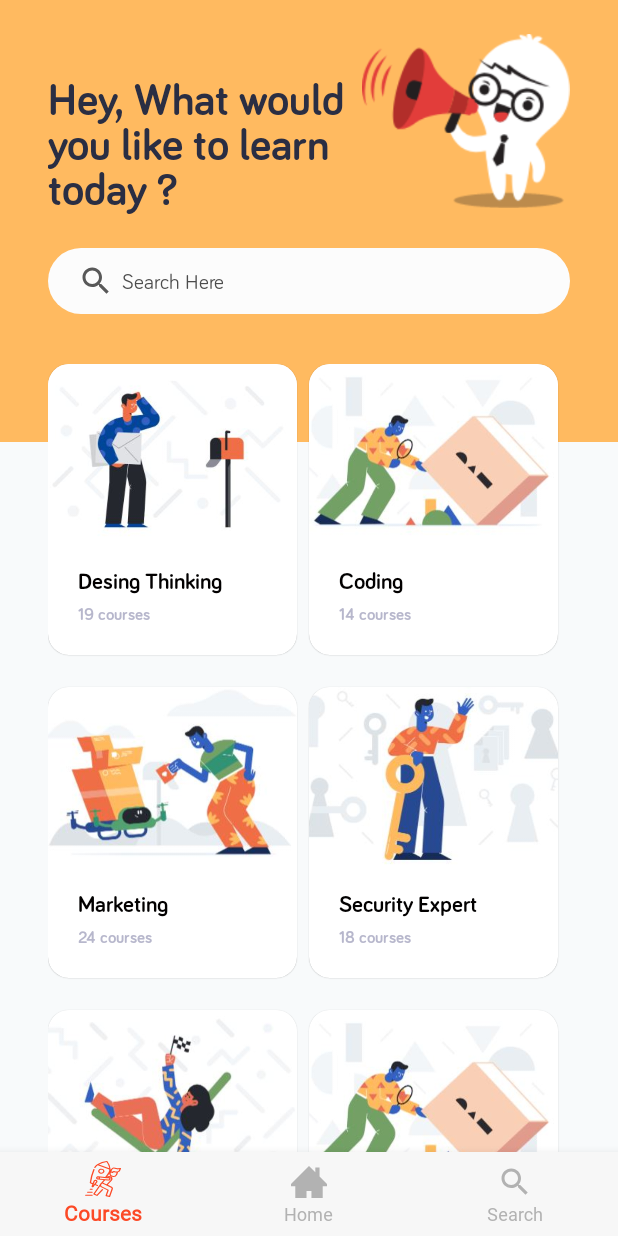
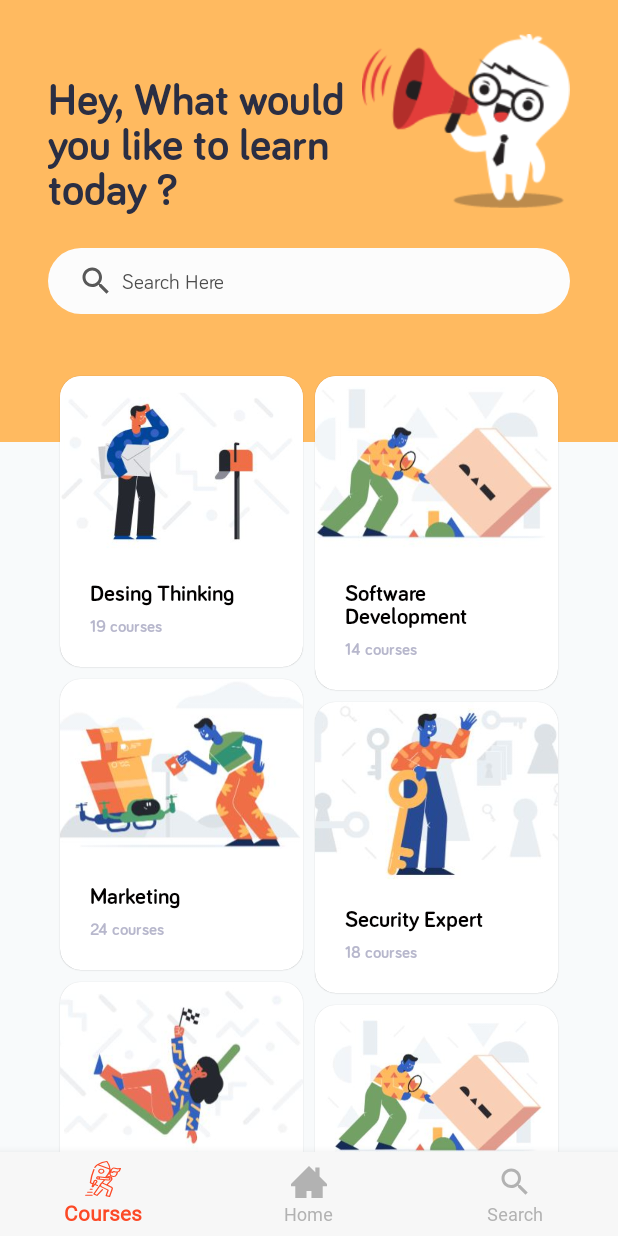
Before and after one commit to rogergcc/AndroidEducationApp, an Android app: the CoursesStaggedFragment screen opened through its navigation route, on a phone screen of 412 x 824 dp. Run offline under Robolectric (Android 15) with nearby library versions, the phone set to English and light mode, and no system bars; our stand-ins replace navigation-ui.

Commit message:
staggedlayout refactor

```diff
--- /dev/null
+++ b/app/src/main/java/com/appsnipp/education/ui/helpers/GridSpacingItemDecoration.java
@@ -0,0 +1,55 @@
+/*
+ * Copyright (c) 2021. rogergcc
+ */
+
+package com.appsnipp.education.ui.helpers;
+
+import android.graphics.Rect;
+import android.view.View;
+
+import androidx.recyclerview.widget.RecyclerView;
+
+public class GridSpacingItemDecoration extends RecyclerView.ItemDecoration {
+
+    private int spanCount;
+    private int spacing;
+    private boolean includeEdge;
+    private int headerNum;
+
+    public GridSpacingItemDecoration(int spanCount, int spacing, boolean includeEdge, int headerNum) {
+        this.spanCount = spanCount;
+        this.spacing = spacing;
+        this.includeEdge = includeEdge;
+        this.headerNum = headerNum;
+    }
+
+    @Override
+    public void getItemOffsets(Rect outRect, View view, RecyclerView parent, RecyclerView.State state) {
+        int position = parent.getChildAdapterPosition(view) - headerNum; // item position
+
+        if (position >= 0) {
+            int column = position % spanCount; // item column
+
+            if (includeEdge) {
+                outRect.left = spacing - column * spacing / spanCount; // spacing - column * ((1f / spanCount) * spacing)
+                outRect.right = (column + 1) * spacing / spanCount; // (column + 1) * ((1f / spanCount) * spacing)
+
+                if (position < spanCount) { // top edge
+                    outRect.top = spacing;
+                }
+                outRect.bottom = spacing; // item bottom
+            } else {
+                outRect.left = column * spacing / spanCount; // column * ((1f / spanCount) * spacing)
+                outRect.right = spacing - (column + 1) * spacing / spanCount; // spacing - (column + 1) * ((1f /    spanCount) * spacing)
+                if (position >= spanCount) {
+                    outRect.top = spacing; // item top
+                }
+            }
+        } else {
+            outRect.left = 0;
+            outRect.right = 0;
+            outRect.top = 0;
+            outRect.bottom = 0;
+        }
+    }
+}
--- a/app/src/main/java/com/appsnipp/education/ui/menucourses/CoursesStaggedFragment.java
+++ b/app/src/main/java/com/appsnipp/education/ui/menucourses/CoursesStaggedFragment.java
@@ -21,6 +21,7 @@ import androidx.recyclerview.widget.StaggeredGridLayoutManager;
 
 import com.appsnipp.education.R;
 import com.appsnipp.education.databinding.FragmentCoursesStaggedBinding;
+import com.appsnipp.education.ui.helpers.GridSpacingItemDecoration;
 import com.appsnipp.education.ui.listeners.CoursesItemClickListener;
 import com.appsnipp.education.ui.model.CourseCard;
 
@@ -38,6 +39,7 @@ public class CoursesStaggedFragment extends Fragment
     public CoursesStaggedFragment() {
         // Required empty public constructor
     }
+
     @Override
     public void onCreate(Bundle savedInstanceState) {
         super.onCreate(savedInstanceState);
@@ -64,7 +66,7 @@ public class CoursesStaggedFragment extends Fragment
                     //U can use a other view with activityresult
                     performSearch();
                     Toast.makeText(mcontext,
-                            "Edt Searching Click: " +  binding.edtSearch.getText().toString().trim(),
+                            "Edt Searching Click: " + binding.edtSearch.getText().toString().trim(),
                             Toast.LENGTH_SHORT).show();
                     return true;
                 }
@@ -72,20 +74,36 @@ public class CoursesStaggedFragment extends Fragment
             }
         });
 
+        StaggeredGridLayoutManager layoutManager =
+                new StaggeredGridLayoutManager(
+                        2,
+                        StaggeredGridLayoutManager.VERTICAL);
+
         binding.rvCourses.setLayoutManager(
-                new StaggeredGridLayoutManager(2, StaggeredGridLayoutManager.VERTICAL)
+                layoutManager
         );
         binding.rvCourses.setClipToPadding(false);
         binding.rvCourses.setHasFixedSize(true);
 
+//        binding.rvCourses.addItemDecoration(
+//                new HorizontalMarginItemDecoration(
+//                        mcontext,
+//                        R.dimen.top_text_subtitle_card,
+//                        R.dimen.top_text_subtitle_card
+//                )
+//        );
+
+        int spacingInPixels = getResources().getDimensionPixelSize(R.dimen.horizontal_card);
+        binding.rvCourses.addItemDecoration(new GridSpacingItemDecoration(2, spacingInPixels, true, 0));
+
         courseCards = new ArrayList<>();
 
         courseCards.add(new CourseCard(1, R.drawable.course_design_thinking, "Desing Thinking", "19 courses"));
-        courseCards.add(new CourseCard(2, R.drawable.course_design_coding, "Coding", "14 courses"));
+        courseCards.add(new CourseCard(2, R.drawable.course_design_coding, "Software Development", "14 courses"));
         courseCards.add(new CourseCard(3, R.drawable.course_design_marketing, "Marketing", "24 courses"));
         courseCards.add(new CourseCard(4, R.drawable.course_design_securityexpert, "Security Expert", "18 courses"));
         courseCards.add(new CourseCard(5, R.drawable.course_design_whatisthisshit, "Locations", "21 courses"));
-        courseCards.add(new CourseCard(6, R.drawable.course_design_coding, "Big Data", "10 courses"));
+        courseCards.add(new CourseCard(6, R.drawable.course_coding, "Big Data", "10 courses"));
 
         adapter = new CourseRecyclerAdapter(mcontext, courseCards, this);
 
@@ -95,12 +113,14 @@ public class CoursesStaggedFragment extends Fragment
         binding.rvCourses.setAdapter(adapter);
         return view;
     }
+
     private void performSearch() {
         binding.edtSearch.clearFocus();
         InputMethodManager in = (InputMethodManager) mcontext.getSystemService(Context.INPUT_METHOD_SERVICE);
-        in.hideSoftInputFromWindow( binding.edtSearch.getWindowToken(), 0);
+        in.hideSoftInputFromWindow(binding.edtSearch.getWindowToken(), 0);
         //...perform search
     }
+
     @Override
     public void onDashboardCourseClick(CourseCard courseCard, ImageView imageView) {
         Toast.makeText(mcontext, courseCard.getCourseTitle(), Toast.LENGTH_LONG).show();
--- a/app/src/main/res/layout/fragment_courses_stagged.xml
+++ b/app/src/main/res/layout/fragment_courses_stagged.xml
@@ -133,6 +133,7 @@
 
                         <androidx.recyclerview.widget.RecyclerView
                             android:id="@+id/rv_courses"
+
                             android:layout_width="match_parent"
                             android:layout_height="match_parent"
                             tools:listitem="@layout/item_card"
--- a/app/src/main/res/layout/item_card.xml
+++ b/app/src/main/res/layout/item_card.xml
@@ -10,19 +10,20 @@
     android:layout_height="wrap_content"
 
 
-    android:layout_marginEnd="@dimen/horizontal_card"
-    android:layout_marginBottom="@dimen/staggedmarginbottom"
+
+
 
 
     android:clickable="true"
     android:focusable="true"
 
-    android:foreground="?attr/selectableItemBackground"
+    android:foreground="?selectableItemBackground"
     app:cardBackgroundColor="@android:color/white"
 
     app:cardCornerRadius="@dimen/card_radius"
     app:cardElevation=".1dp"
-    app:cardPreventCornerOverlap="false">
+    app:cardPreventCornerOverlap="true"
+    >
 
     <LinearLayout
         android:layout_width="match_parent"
@@ -33,6 +34,8 @@
             android:id="@+id/card_view_image"
             android:layout_width="match_parent"
             android:layout_height="@dimen/img_card_height"
+            android:adjustViewBounds="true"
+            android:cropToPadding="true"
             android:scaleType="centerCrop"
             android:src="@drawable/course_design_thinking"
             android:contentDescription="@string/app_name" />
--- a/app/src/main/res/layout/item_popular_course.xml
+++ b/app/src/main/res/layout/item_popular_course.xml
@@ -11,7 +11,10 @@
     <ImageView
         android:background="@drawable/play_course"
 
-        android:layout_margin="@dimen/vertical_search"
+        android:layout_marginTop="@dimen/top_text_subtitle_card"
+        android:layout_marginEnd="@dimen/top_text_subtitle_card"
+        android:layout_marginBottom="@dimen/top_text_subtitle_card"
+
         android:padding="12dp"
         android:src="@drawable/ic_play"
 
@@ -24,7 +27,6 @@
         android:layout_width="match_parent"
         android:layout_gravity="center"
         android:gravity="center_vertical"
-        android:paddingTop="@dimen/horizontal_card"
         android:layout_height="match_parent">
 
         <TextView
--- a/app/src/main/res/values/styles.xml
+++ b/app/src/main/res/values/styles.xml
@@ -14,7 +14,7 @@
         <item name="android:windowContentTransitions">true</item>
 
         <!--        <item name="colorControlNormal">@color/colorPrimaryDark</item>-->
-        <item name="android:textColorSecondary">@color/colorPrimary</item>
+        <item name="android:textColorSecondary">@color/grey_light</item>
         <item name="colorControlActivated">@color/colorAccent</item>
 
 
```
Also changed, not shown: app/src/main/res/layout/fragment_matches_courses.xml (+7 -11 lines), app/src/main/res/layout/item_popular_course_playing.xml (+7 -4 lines).
